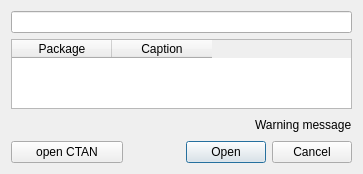
The window that src/texdocdialog.ui (texstudio-org/texstudio) describes before a commit, drawn with Qt 5.
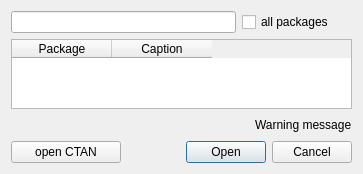
The same window after the commit. Icons and pictures are not drawn.

Commit message: allow showing all ctan packages

```diff
--- a/src/texdocdialog.ui
+++ b/src/texdocdialog.ui
@@ -7,20 +7,13 @@
     <x>0</x>
     <y>0</y>
     <width>363</width>
-    <height>126</height>
+    <height>174</height>
    </rect>
   </property>
   <property name="windowTitle">
    <string>Packages Help (Texdoc)</string>
   </property>
   <layout class="QGridLayout" name="gridLayout">
-   <item row="0" column="0" colspan="3">
-    <widget class="QLineEdit" name="lineEditSearch">
-     <property name="toolTip">
-      <string>Enter Package Name to search, or a regular expression</string>
-     </property>
-    </widget>
-   </item>
    <item row="1" column="0" colspan="3">
     <widget class="QTableWidget" name="tbPackages">
      <property name="columnCount" >
@@ -116,6 +109,20 @@
      </property>
     </widget>
    </item>
+   <item row="0" column="0" colspan="2">
+    <widget class="QLineEdit" name="lineEditSearch">
+     <property name="toolTip">
+      <string>Enter Package Name to search, or a regular expression</string>
+     </property>
+    </widget>
+   </item>
+   <item row="0" column="2">
+    <widget class="QCheckBox" name="cbShowAllPackages">
+     <property name="text">
+      <string>all packages</string>
+     </property>
+    </widget>
+   </item>
   </layout>
  </widget>
  <resources>
```
Left out of the diff: 12 changed lines with no effect on the pictures. The commit also changes 4 other files.
